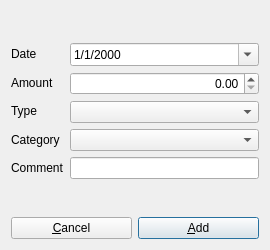
This is src/UI/Presenter/AddTransactionPresenter.ui in gojoe262/LooseChange as Qt 5 draws it before an edit. The edited form follows.
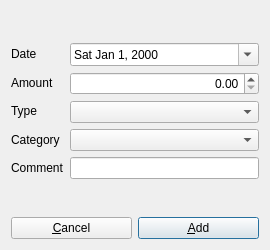
This is the edited form.

Commit message:
Changed the date format in both the RawView and AddTransactions. Changed from "M/d/yyyy" to "ddd, MMM d, yyyy". Example "Mon, Mar 3, 2015"
https://trello.com/c/M7vQkvLB

```diff
--- a/src/UI/Presenter/AddTransactionPresenter.ui
+++ b/src/UI/Presenter/AddTransactionPresenter.ui
@@ -73,7 +73,7 @@
        <item>
         <widget class="QDateEdit" name="dateEditDate">
          <property name="displayFormat">
-          <string>M/d/yyyy</string>
+          <string>ddd MMM d, yyyy</string>
          </property>
          <property name="calendarPopup">
           <bool>true</bool>
```
The commit also changes 4 other files.
